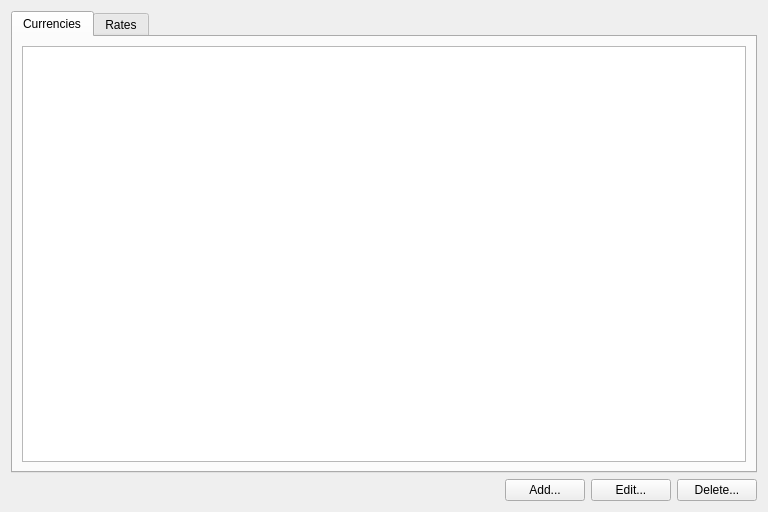
Old version of the form app/currencywindow.ui in the repository DarkHobbit/homewallet.
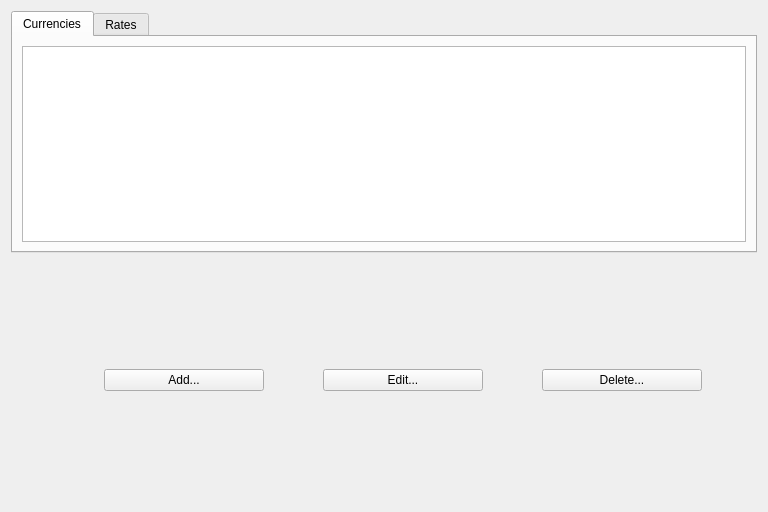
New version of the form. Icons and pictures are not drawn.

Commit message: Currency window tuning

```diff
--- a/app/currencywindow.ui
+++ b/app/currencywindow.ui
@@ -25,7 +25,14 @@
       </attribute>
       <layout class="QVBoxLayout" name="layCurrencies">
        <item>
-        <widget class="QTableView" name="tvCurrencies"/>
+        <widget class="QTableView" name="tvCurrencies">
+         <property name="selectionBehavior">
+          <enum>QAbstractItemView::SelectRows</enum>
+         </property>
+         <attribute name="horizontalHeaderStretchLastSection">
+          <bool>true</bool>
+         </attribute>
+        </widget>
        </item>
       </layout>
      </widget>
@@ -45,9 +52,6 @@
     <layout class="QHBoxLayout" name="horizontalLayout">
      <item>
       <spacer name="horizontalSpacer">
-       <property name="orientation">
-        <enum>Qt::Orientation::Horizontal</enum>
-       </property>
        <property name="sizeHint" stdset="0">
         <size>
          <width>40</width>
```
Left out of the diff: 9 changed lines with no effect on the pictures. The commit also changes 1 other file.
